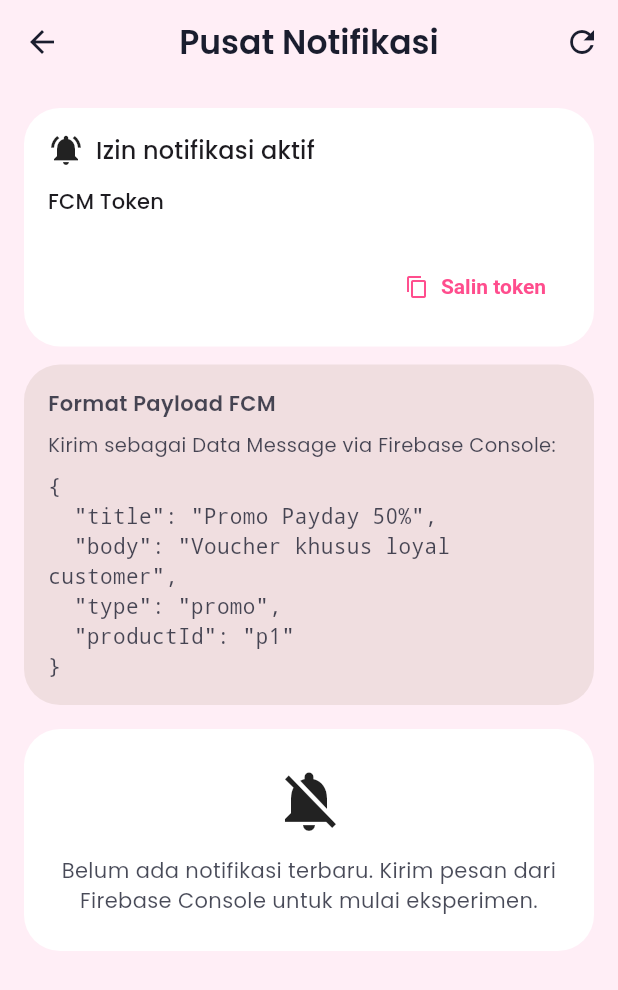
After one commit to adii83/wida-collection, a Flutter app: the NotificationCenterScreen screen opened by its route, on a phone screen of 412 x 824 dp. The commit adds this screen. Shown: the top 990 px of the screen. Run offline on Flutter 3.47's test engine with Material 3 defaults, Android fonts, the phone set to English and light mode, and no system bars; our stand-ins replace firebase_core, firebase_messaging, flutter_dotenv, flutter_local_notifications, flutter_map, geolocator and 8 more; accounts and stored records are empty.

Commit message:
Notification Update Modul 6 Demo

```diff
--- /dev/null
+++ b/lib/controllers/notification_controller.dart
@@ -0,0 +1,95 @@
+import 'package:firebase_messaging/firebase_messaging.dart';
+import 'package:get/get.dart';
+
+import '../data/dummy_products.dart';
+import '../models/app_notification.dart';
+import '../models/product_model.dart';
+import '../routes/app_routes.dart';
+import '../screens/product_detail_screen.dart';
+import '../services/notification_service.dart';
+
+class NotificationController extends GetxController {
+  NotificationController(this._service);
+
+  final NotificationService _service;
+  final notifications = <AppNotification>[].obs;
+  final RxBool permissionGranted = false.obs;
+  final RxnString fcmToken = RxnString();
+
+  @override
+  void onInit() {
+    super.onInit();
+    _service.bindCallbacks(
+      onRemoteMessage: _handleRemoteMessage,
+      onPayloadTap: _handlePayloadTap,
+    );
+    _refreshPermissionStatus();
+    refreshFcmToken();
+  }
+
+  Future<void> refreshFcmToken() async {
+    final token = await _service.fetchFcmToken();
+    fcmToken.value = token;
+  }
+
+  Future<void> _refreshPermissionStatus() async {
+    final settings = await FirebaseMessaging.instance.getNotificationSettings();
+    permissionGranted.value =
+        settings.authorizationStatus == AuthorizationStatus.authorized ||
+        settings.authorizationStatus == AuthorizationStatus.provisional;
+  }
+
+  void _handleRemoteMessage(RemoteMessage message, NotificationOrigin origin) {
+    final entry = AppNotification.fromRemoteMessage(message, origin);
+    _insert(entry);
+  }
+
+  void _handlePayloadTap(
+    Map<String, dynamic> payload,
+    NotificationOrigin origin,
+  ) {
+    final entry = AppNotification.fromPayload(payload, origin);
+    _insert(entry);
+    _navigate(entry);
+  }
+
+  void _insert(AppNotification entry) {
+    final existingIndex = notifications.indexWhere(
+      (item) => item.id == entry.id,
+    );
+    if (existingIndex >= 0) {
+      notifications[existingIndex] = entry;
+      notifications.refresh();
+    } else {
+      notifications.insert(0, entry);
+    }
+  }
+
+  void openEntry(AppNotification entry) => _navigate(entry);
+
+  void _navigate(AppNotification entry) {
+    if (entry.type == NotificationType.promo && entry.productId != null) {
+      final product = _findProduct(entry.productId!);
+      if (product != null) {
+        Get.to(() => ProductDetailScreen(product: product));
+        return;
+      }
+    }
+
+    if (entry.type == NotificationType.orderStatus) {
+      Get.snackbar(
+        'Status Pesanan',
+        entry.body,
+        snackPosition: SnackPosition.BOTTOM,
+      );
+    }
+    Get.toNamed(AppRoutes.notificationCenter);
+  }
+
+  Product? _findProduct(String id) {
+    for (final product in dummyProducts) {
+      if (product.id == id) return product;
+    }
+    return null;
+  }
+}
--- /dev/null
+++ b/lib/models/app_notification.dart
@@ -0,0 +1,108 @@
+import 'dart:convert';
+
+import 'package:firebase_messaging/firebase_messaging.dart';
+
+enum NotificationType {
+  promo,
+  orderStatus,
+  unknown;
+
+  static NotificationType from(String? raw) {
+    switch (raw?.toLowerCase()) {
+      case 'promo':
+      case 'promotion':
+        return NotificationType.promo;
+      case 'order':
+      case 'order_status':
+      case 'status':
+        return NotificationType.orderStatus;
+      default:
+        return NotificationType.unknown;
+    }
+  }
+}
+
+enum NotificationOrigin { foreground, background, tap }
+
+class AppNotification {
+  AppNotification({
+    required this.id,
+    required this.title,
+    required this.body,
+    required this.type,
+    required this.receivedAt,
+    required this.data,
+    required this.origin,
+    this.productId,
+  });
+
+  final String id;
+  final String title;
+  final String body;
+  final NotificationType type;
+  final DateTime receivedAt;
+  final Map<String, dynamic> data;
+  final NotificationOrigin origin;
+  final String? productId;
+
+  factory AppNotification.fromRemoteMessage(
+    RemoteMessage message,
+    NotificationOrigin origin,
+  ) {
+    final payload = <String, dynamic>{
+      ...message.data,
+      if (message.notification?.title != null)
+        'title': message.notification!.title,
+      if (message.notification?.body != null)
+        'body': message.notification!.body,
+    };
+    return AppNotification.fromPayload(
+      payload,
+      origin,
+      idOverride: message.messageId,
+    );
+  }
+
+  factory AppNotification.fromPayload(
+    Map<String, dynamic> data,
+    NotificationOrigin origin, {
+    String? idOverride,
+  }) {
+    final normalized = Map<String, dynamic>.from(data);
+    final type = NotificationType.from(normalized['type']?.toString());
+    final productId = (normalized['productId'] ?? normalized['product_id'])
+        ?.toString();
+    final title = normalized['title']?.toString() ?? 'Promo spesial';
+    final body =
+        normalized['body']?.toString() ??
+        'Cek detail promo terbaru di Wida Collection.';
+    final id =
+        idOverride ??
+        normalized['id']?.toString() ??
+        DateTime.now().millisecondsSinceEpoch.toString();
+    return AppNotification(
+      id: id,
+      title: title,
+      body: body,
+      type: type,
+      productId: productId?.isEmpty == true ? null : productId,
+      receivedAt: DateTime.now(),
+      data: normalized,
+      origin: origin,
+    );
+  }
+
+  String encodePayload() => jsonEncode({
+    'id': id,
+    'title': title,
+    'body': body,
+    'type': type.name,
+    'productId': productId,
+    'data': data,
+  });
+
+  static Map<String, dynamic> decodePayload(String? payload) {
+    if (payload == null || payload.isEmpty) return <String, dynamic>{};
+    return jsonDecode(payload) as Map<String, dynamic>;
+  }
+}
--- /dev/null
+++ b/lib/routes/app_routes.dart
@@ -0,0 +1,5 @@
+class AppRoutes {
+  const AppRoutes._();
+
+  static const notificationCenter = '/notification-center';
+}
--- /dev/null
+++ b/lib/screens/notification_center_screen.dart
@@ -0,0 +1,192 @@
+import 'package:flutter/material.dart';
+import 'package:flutter/services.dart';
+import 'package:get/get.dart';
+
+import '../controllers/notification_controller.dart';
+import '../models/app_notification.dart';
+import '../routes/app_routes.dart';
+
+class NotificationCenterScreen extends GetView<NotificationController> {
+  const NotificationCenterScreen({super.key});
+
+  static const routeName = AppRoutes.notificationCenter;
+
+  @override
+  Widget build(BuildContext context) {
+    return Scaffold(
+      appBar: AppBar(
+        title: const Text('Pusat Notifikasi'),
+        actions: [
+          IconButton(
+            onPressed: controller.refreshFcmToken,
+            icon: const Icon(Icons.refresh),
+            tooltip: 'Refresh token',
+          ),
+        ],
+      ),
+      body: Obx(
+        () => ListView(
+          padding: const EdgeInsets.all(16),
+          children: [
+            _buildTokenCard(context),
+            const SizedBox(height: 12),
+            _PayloadSampleCard(),
+            const SizedBox(height: 16),
+            if (controller.notifications.isEmpty)
+              _EmptyState(permissionGranted: controller.permissionGranted.value)
+            else
+              ...controller.notifications
+                  .map(
+                    (entry) => _NotificationTile(
+                      entry: entry,
+                      onTap: () => controller.openEntry(entry),
+                    ),
+                  )
+                  ,
+          ],
+        ),
+      ),
+    );
+  }
+
+  Widget _buildTokenCard(BuildContext context) {
+    final token = controller.fcmToken.value ?? 'Belum tersedia';
+    final granted = controller.permissionGranted.value;
+    return Card(
+      child: Padding(
+        padding: const EdgeInsets.all(16),
+        child: Column(
+          crossAxisAlignment: CrossAxisAlignment.start,
+          children: [
+            Row(
+              children: [
+                const Icon(Icons.notifications_active),
+                const SizedBox(width: 8),
+                Text(
+                  granted
+                      ? 'Izin notifikasi aktif'
+                      : 'Izin notifikasi belum diberikan',
+                  style: Theme.of(context).textTheme.titleMedium,
+                ),
+              ],
+            ),
+            const SizedBox(height: 12),
+            Text('FCM Token', style: Theme.of(context).textTheme.labelLarge),
+            const SizedBox(height: 4),
+            SelectableText(token, style: const TextStyle(fontSize: 13)),
+            Align(
+              alignment: Alignment.centerRight,
+              child: TextButton.icon(
+                onPressed: controller.fcmToken.value == null
+                    ? null
+                    : () {
+                        Clipboard.setData(ClipboardData(text: token));
+                        Get.snackbar(
+                          'Token disalin',
+                          'Gunakan token ini di Firebase Console',
+                        );
+                      },
+                icon: const Icon(Icons.copy, size: 16),
+                label: const Text('Salin token'),
+              ),
+            ),
+          ],
+        ),
+      ),
+    );
+  }
+}
+
+class _NotificationTile extends StatelessWidget {
+  const _NotificationTile({required this.entry, required this.onTap});
+
+  final AppNotification entry;
+  final VoidCallback onTap;
+
+  @override
+  Widget build(BuildContext context) {
+    final subtitle = '${entry.body}\nDiterima: ${entry.receivedAt.toLocal()}';
+    final badgeColor = entry.type == NotificationType.promo
+        ? Colors.pinkAccent
+        : entry.type == NotificationType.orderStatus
+        ? Colors.teal
+        : Colors.grey;
+    return Card(
+      margin: const EdgeInsets.only(bottom: 12),
+      child: ListTile(
+        leading: CircleAvatar(
+          backgroundColor: badgeColor.withOpacity(0.15),
+          child: Icon(
+            entry.type == NotificationType.promo
+                ? Icons.local_offer
+                : entry.type == NotificationType.orderStatus
+                ? Icons.inventory_2
+                : Icons.notifications,
+            color: badgeColor,
+          ),
+        ),
+        title: Text(entry.title, maxLines: 1, overflow: TextOverflow.ellipsis),
+        subtitle: Text(subtitle),
+        trailing: const Icon(Icons.chevron_right),
+        onTap: onTap,
+      ),
+    );
+  }
+}
+
+class _EmptyState extends StatelessWidget {
+  const _EmptyState({required this.permissionGranted});
+
+  final bool permissionGranted;
+
+  @override
+  Widget build(BuildContext context) {
+    return Card(
+      child: Padding(
+        padding: const EdgeInsets.all(24),
+        child: Column(
+          children: [
+            const Icon(Icons.notifications_off, size: 48),
+            const SizedBox(height: 12),
+            Text(
+              permissionGranted
+                  ? 'Belum ada notifikasi terbaru. Kirim pesan dari Firebase Console untuk mulai eksperimen.'
+                  : 'Izin notifikasi belum aktif. Izinkan notifikasi pada dialog Android 13+ lalu ulangi.',
+              textAlign: TextAlign.center,
+            ),
+          ],
+        ),
+      ),
+    );
+  }
+}
+
+class _PayloadSampleCard extends StatelessWidget {
+  @override
+  Widget build(BuildContext context) {
+    const sample =
+        '{\n  "title": "Promo Payday 50%",\n  "body": "Voucher khusus loyal customer",\n  "type": "promo",\n  "productId": "p1"\n}';
+    return Card(
+      color: Theme.of(context).colorScheme.surfaceContainerHighest,
+      child: Padding(
+        padding: const EdgeInsets.all(16),
+        child: Column(
+          crossAxisAlignment: CrossAxisAlignment.start,
+          children: const [
+            Text(
+              'Format Payload FCM',
+              style: TextStyle(fontWeight: FontWeight.w600),
+            ),
+            SizedBox(height: 8),
+            Text(
+              'Kirim sebagai Data Message via Firebase Console:',
+              style: TextStyle(fontSize: 13),
+            ),
+            SizedBox(height: 8),
+            SelectableText(sample, style: TextStyle(fontFamily: 'monospace')),
+          ],
+        ),
+      ),
+    );
+  }
+}
--- /dev/null
+++ b/lib/services/notification_service.dart
@@ -0,0 +1,246 @@
+import 'dart:async';
+import 'dart:convert';
+
+import 'package:firebase_core/firebase_core.dart';
+import 'package:firebase_messaging/firebase_messaging.dart';
+import 'package:flutter/foundation.dart';
+import 'package:flutter_local_notifications/flutter_local_notifications.dart';
+import 'package:get/get.dart';
+
+import '../config/firebase_options.dart';
+import '../models/app_notification.dart';
+
+typedef RemoteMessageCallback =
+    FutureOr<void> Function(RemoteMessage message, NotificationOrigin origin);
+typedef PayloadCallback =
+    FutureOr<void> Function(
+      Map<String, dynamic> payload,
+      NotificationOrigin origin,
+    );
+
+const AndroidNotificationChannel promoStatusChannel =
+    AndroidNotificationChannel(
+      'promo_status_channel',
+      'Promo & Order Alerts',
+      description: 'Heads-up notifications for promos dan status pesanan.',
+      importance: Importance.max,
+      playSound: true,
+      sound: RawResourceAndroidNotificationSound('natal'),
+    );
+
+class NotificationService extends GetxService {
+  NotificationService();
+
+  final FlutterLocalNotificationsPlugin _localNotifications =
+      FlutterLocalNotificationsPlugin();
+
+  RemoteMessageCallback? _onRemoteMessage;
+  PayloadCallback? _onPayloadTap;
+  bool _localReady = false;
+
+  Future<NotificationService> init() async {
+    await _ensureFirebase();
+    await _configureLocalNotifications();
+    await _configureFirebaseMessaging();
+    return this;
+  }
+
+  void bindCallbacks({
+    required RemoteMessageCallback onRemoteMessage,
+    required PayloadCallback onPayloadTap,
+  }) {
+    _onRemoteMessage = onRemoteMessage;
+    _onPayloadTap = onPayloadTap;
+  }
+
+  Future<String?> fetchFcmToken() => FirebaseMessaging.instance.getToken();
+
+  Future<void> _ensureFirebase() async {
+    if (Firebase.apps.isNotEmpty) return;
+    await Firebase.initializeApp(
+      options: DefaultFirebaseOptions.currentPlatform,
+    );
+  }
+
+  Future<void> _configureLocalNotifications() async {
+    if (_localReady) return;
+    const androidSettings = AndroidInitializationSettings(
+      '@mipmap/ic_launcher',
+    );
+    final iosSettings = DarwinInitializationSettings(
+      requestAlertPermission: true,
+      requestBadgePermission: true,
+      requestSoundPermission: true,
+      notificationCategories: const [],
+    );
+
+    await _localNotifications.initialize(
+      InitializationSettings(android: androidSettings, iOS: iosSettings),
+      onDidReceiveNotificationResponse: _handleNotificationResponse,
+      onDidReceiveBackgroundNotificationResponse: notificationTapBackground,
+    );
+
+    final androidImpl = _localNotifications
+        .resolvePlatformSpecificImplementation<
+          AndroidFlutterLocalNotificationsPlugin
+        >();
+    if (androidImpl != null) {
+      await androidImpl.createNotificationChannel(promoStatusChannel);
+    }
+    _localReady = true;
+  }
+
+  Future<void> _configureFirebaseMessaging() async {
+    FirebaseMessaging.onBackgroundMessage(firebaseMessagingBackgroundHandler);
+
+    final messaging = FirebaseMessaging.instance;
+    final settings = await messaging.requestPermission(
+      alert: true,
+      badge: true,
+      sound: true,
+      provisional: false,
+    );
+    debugPrint(
+      'Notification permission status: ${settings.authorizationStatus}',
+    );
+
+    await messaging.setForegroundNotificationPresentationOptions(
+      alert: true,
+      sound: true,
+      badge: true,
+    );
+
+    FirebaseMessaging.onMessage.listen((RemoteMessage message) async {
+      debugPrint('FCM Payload (foreground): ${jsonEncode(message.data)}');
+      _onRemoteMessage?.call(message, NotificationOrigin.foreground);
+      await _showLocalNotification(message);
+    });
+
+    FirebaseMessaging.onMessageOpenedApp.listen((RemoteMessage message) {
+      debugPrint('FCM Payload (opened): ${jsonEncode(message.data)}');
+      final payload = _buildPayload(message);
+      _onPayloadTap?.call(payload, NotificationOrigin.tap);
+    });
+
+    final initialMessage = await messaging.getInitialMessage();
+    if (initialMessage != null) {
+      debugPrint('FCM Payload (initial): ${jsonEncode(initialMessage.data)}');
+      final payload = _buildPayload(initialMessage);
+      Future.microtask(
+        () => _onPayloadTap?.call(payload, NotificationOrigin.tap),
+      );
+    }
+  }
+
+  Map<String, dynamic> _buildPayload(RemoteMessage message) {
+    final payload = <String, dynamic>{
+      ...message.data,
+      if (message.notification?.title != null)
+        'title': message.notification!.title,
+      if (message.notification?.body != null)
+        'body': message.notification!.body,
+    };
+    payload['id'] =
+        message.messageId ??
+        payload['id'] ??
+        DateTime.now().millisecondsSinceEpoch.toString();
+    return payload;
+  }
+
+  Future<void> _showLocalNotification(RemoteMessage message) async {
+    if (!_localReady) {
+      await _configureLocalNotifications();
+    }
+    final payload = jsonEncode(_buildPayload(message));
+    final androidDetails = AndroidNotificationDetails(
+      promoStatusChannel.id,
+      promoStatusChannel.name,
+      channelDescription: promoStatusChannel.description,
+      importance: Importance.max,
+      priority: Priority.high,
+      playSound: true,
+      sound: promoStatusChannel.sound,
+      ticker: 'Promo Update',
+      icon: '@mipmap/ic_launcher',
+    );
+
+    final iosDetails = DarwinNotificationDetails(
+      interruptionLevel: InterruptionLevel.timeSensitive,
+      sound: 'natal.mp3',
+    );
+
+    await _localNotifications.show(
+      DateTime.now().millisecondsSinceEpoch ~/ 1000,
+      message.notification?.title ?? message.data['title']?.toString(),
+      message.notification?.body ?? message.data['body']?.toString(),
+      NotificationDetails(android: androidDetails, iOS: iosDetails),
+      payload: payload,
+    );
+  }
+
+  void _handleNotificationResponse(NotificationResponse response) {
+    if (response.payload == null) return;
+    final payload = AppNotification.decodePayload(response.payload);
+    if (payload.isEmpty) return;
+    _onPayloadTap?.call(payload, NotificationOrigin.tap);
+  }
+
+  /// Entry point used by the background isolate to display local notifications.
+  static Future<void> showBackgroundNotification(RemoteMessage message) async {
+    final plugin = FlutterLocalNotificationsPlugin();
+    const androidSettings = AndroidInitializationSettings(
+      '@mipmap/ic_launcher',
+    );
+    final iosSettings = DarwinInitializationSettings();
+    await plugin.initialize(
+      InitializationSettings(android: androidSettings, iOS: iosSettings),
+    );
+    final androidImpl = plugin
+        .resolvePlatformSpecificImplementation<
+          AndroidFlutterLocalNotificationsPlugin
+        >();
+    if (androidImpl != null) {
+      await androidImpl.createNotificationChannel(promoStatusChannel);
+    }
+    final payload = <String, dynamic>{
+      ...message.data,
+      if (message.notification?.title != null)
+        'title': message.notification!.title,
+      if (message.notification?.body != null)
+        'body': message.notification!.body,
+    };
+    await plugin.show(
+      DateTime.now().millisecondsSinceEpoch ~/ 1000,
+      message.notification?.title ?? payload['title']?.toString(),
+      message.notification?.body ?? payload['body']?.toString(),
+      NotificationDetails(
+        android: AndroidNotificationDetails(
+          promoStatusChannel.id,
+          promoStatusChannel.name,
+          channelDescription: promoStatusChannel.description,
+          importance: Importance.max,
+          priority: Priority.high,
+          playSound: true,
+          sound: promoStatusChannel.sound,
+          icon: '@mipmap/ic_launcher',
+        ),
+        iOS: const DarwinNotificationDetails(sound: 'natal.mp3'),
+      ),
+      payload: jsonEncode(payload),
+    );
+  }
+}
+
+@pragma('vm:entry-point')
+Future<void> firebaseMessagingBackgroundHandler(RemoteMessage message) async {
+  await Firebase.initializeApp(options: DefaultFirebaseOptions.currentPlatform);
+  debugPrint('FCM Payload (background): ${jsonEncode(message.data)}');
+  await NotificationService.showBackgroundNotification(message);
+}
+
+@pragma('vm:entry-point')
+void notificationTapBackground(NotificationResponse response) {
+  debugPrint(
+    'Notification tapped in background with payload: ${response.payload}',
+  );
+}
--- a/pubspec.yaml
+++ b/pubspec.yaml
@@ -21,6 +21,9 @@ dependencies:
   permission_handler: ^12.0.1
   flutter_map: ^8.2.2
   latlong2: ^0.9.1
+  firebase_core: ^3.7.0
+  firebase_messaging: ^15.1.2
+  flutter_local_notifications: ^17.2.2
 
 
 
```
Also changed, not shown: lib/main.dart (+15 -0 lines), lib/screens/home_screen.dart (+14 -0 lines), firebase.json (added), lib/config/firebase_options.dart (added), 13 other files.
